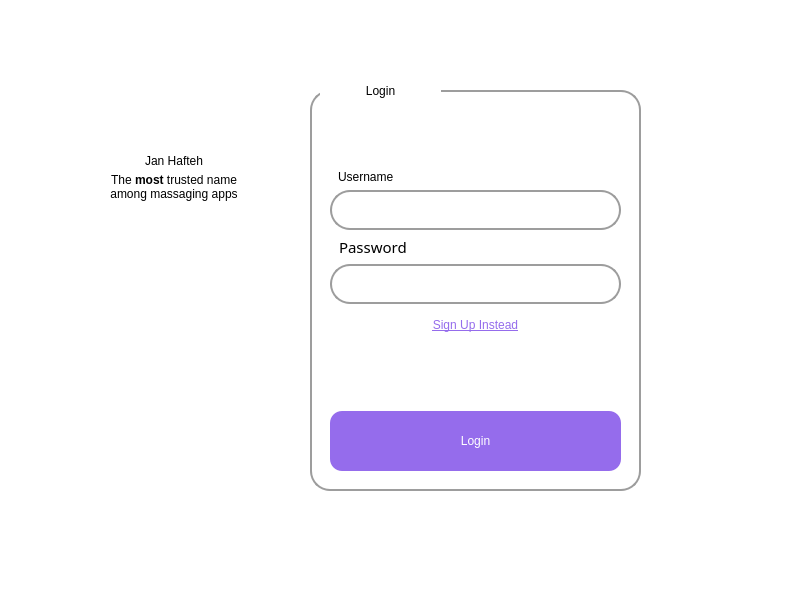
AP-projects-4001/jan-hafte, file Client/loginwindow.ui: the form before one commit.
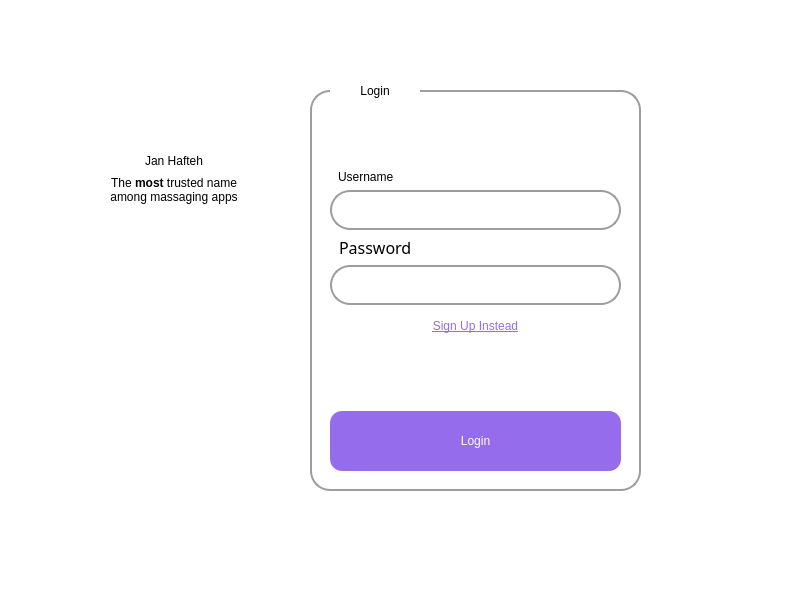
The form after the commit. Icons and pictures are not drawn.

Commit message:
Login/SignUp UI Updated + Logic Updated
Updated sign up input evaluation, updated UI.

The edit to the form file:
```diff
--- a/Client/loginwindow.ui
+++ b/Client/loginwindow.ui
@@ -130,7 +130,7 @@
        <item>
         <layout class="QVBoxLayout" name="Texts">
          <property name="spacing">
-          <number>5</number>
+          <number>8</number>
          </property>
          <property name="bottomMargin">
           <number>0</number>
@@ -182,6 +182,9 @@
              <property name="wordWrap">
               <bool>false</bool>
              </property>
+             <property name="margin">
+              <number>-1</number>
+             </property>
              <property name="indent">
               <number>-1</number>
              </property>
@@ -210,6 +213,9 @@
              <property name="wordWrap">
               <bool>false</bool>
              </property>
+             <property name="margin">
+              <number>-1</number>
+             </property>
              <property name="indent">
               <number>-1</number>
              </property>
@@ -347,7 +353,7 @@
             <property name="font">
              <font>
               <family>Helvetica Now Display</family>
-              <pointsize>11</pointsize>
+              <pointsize>12</pointsize>
               <italic>false</italic>
               <bold>false</bold>
              </font>
@@ -468,15 +474,18 @@
        <widget class="QLabel" name="Header">
         <property name="geometry">
          <rect>
-          <x>20</x>
+          <x>30</x>
           <y>65</y>
-          <width>121</width>
+          <width>90</width>
           <height>51</height>
          </rect>
         </property>
         <property name="styleSheet">
          <string notr="true">font: 800 24pt &quot;Helvetica Now Display&quot;;</string>
         </property>
+        <property name="frameShape">
+         <enum>QFrame::NoFrame</enum>
+        </property>
         <property name="text">
          <string>Login</string>
         </property>
```
Left out of the diff: 47 changed lines with no effect on the pictures. The commit also changes 3 other files.
